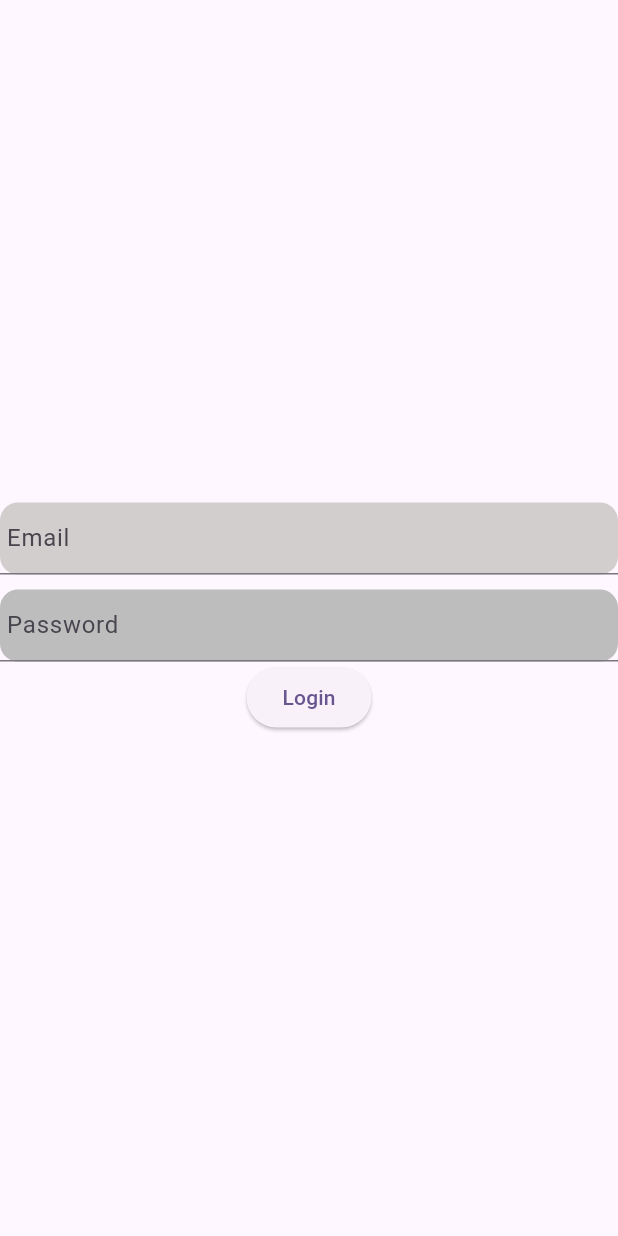
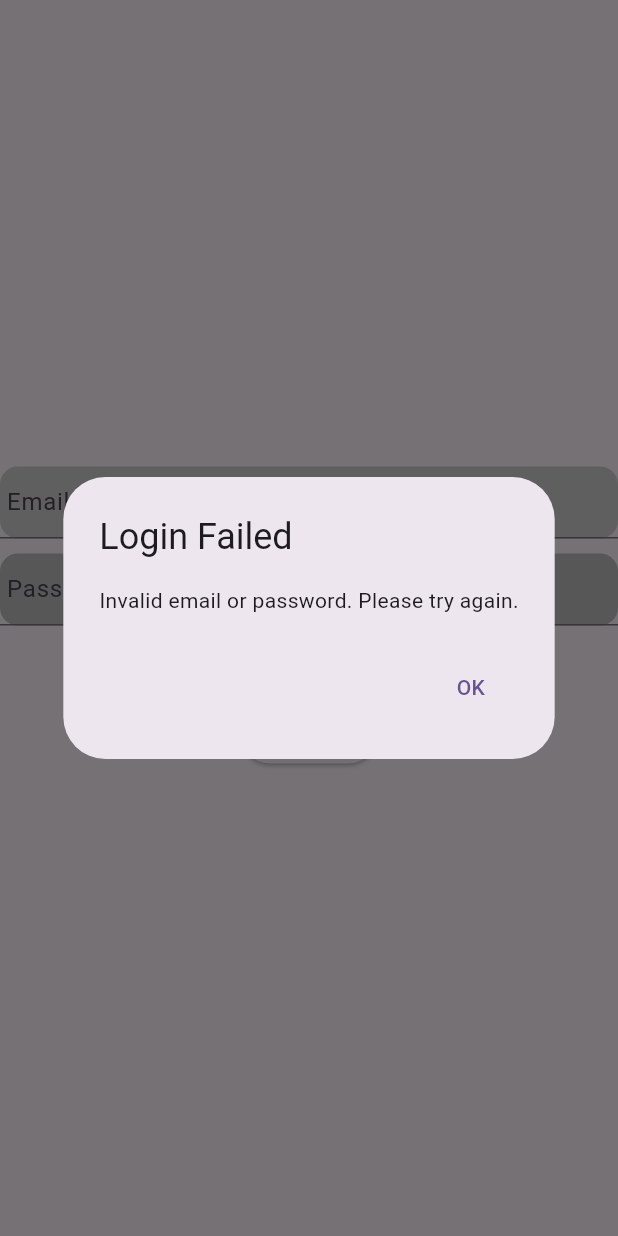
Before and after one commit to Asus90/Weather_APP, a Flutter app: the screen it shows after launch, after a tap on "Login", on a phone screen of 412 x 824 dp. Run offline on Flutter 3.47's test engine with Material 3 defaults, Android fonts, the phone set to English and light mode, and no system bars; our stand-ins replace bloc, cloud_firestore, dartz, firebase_auth, firebase_core, flutter_bloc and 4 more; accounts and stored records are empty.

Commit message:
login and signup done

```diff
--- a/weather_app_tutorial/lib/lib/main.dart
+++ b/weather_app_tutorial/lib/lib/main.dart
@@ -9,6 +9,7 @@ import 'package:weather_app_tutorial/lib/Application/bloc/homebloc_bloc.dart';
 import 'package:weather_app_tutorial/lib/core/const.dart';
 import 'package:weather_app_tutorial/lib/presentation/pages/Home_page.dart';
 import 'package:weather_app_tutorial/lib/presentation/pages/Widgets/SearchSection.dart';
+import 'package:weather_app_tutorial/lib/presentation/pages/loginPage/loginpage.dart';
 import 'package:weather_app_tutorial/lib/presentation/pages/splashScreen.dart';
 import 'package:firebase_core/firebase_core.dart';
 
@@ -48,7 +49,7 @@ class _MyAppState extends State<MyApp> {
       ],
       child: MaterialApp(
         navigatorKey: navigatorKey,
-        routes: {'Search': (context) => SearchSection()},
+        routes: {'Search': (context) => SearchSection(),'LoginPage': (context) => LoginPage(),},
         title: 'Flutter Demo',
         theme: ThemeData(
           colorScheme: ColorScheme.fromSeed(seedColor: Colors.deepPurple),
--- a/weather_app_tutorial/lib/lib/presentation/pages/loginPage/Widgets/loginwidgets.dart
+++ b/weather_app_tutorial/lib/lib/presentation/pages/loginPage/Widgets/loginwidgets.dart
@@ -2,6 +2,7 @@ import 'package:cloud_firestore/cloud_firestore.dart';
 import 'package:firebase_auth/firebase_auth.dart';
 import 'package:flutter/material.dart';
 import 'package:weather_app_tutorial/lib/presentation/pages/Home_page.dart';
+import 'package:weather_app_tutorial/lib/presentation/pages/loginPage/signup.dart';
 
 class LoginWidget extends StatelessWidget {
   const LoginWidget({
@@ -46,11 +47,38 @@ class LoginWidget extends StatelessWidget {
           ),
           ElevatedButton(
             onPressed: () async {
+              if(_pass.text.isEmpty || _email.text.isEmpty){
+                showDialog(
+        context: context,
+        builder: (BuildContext context) {
+          return AlertDialog(
+            title: Text('Login Failed'),
+            content: Text('Invalid email or password. Please try again.'),
+            actions: [
+              TextButton(
+                onPressed: () {
+                  Navigator.of(context).pop();
+                },
+                child: Text('OK'),
+              ),
+            ],
+          );});
+              }
               await loginFirebaseLogic(context);
             },
             child: Text("Login"),
           ),
+
+          ElevatedButton(
+            onPressed: () async {
+              Navigator.of(context).push(MaterialPageRoute(builder: (context) => Signup(),));
+
+            },
+            child: Text("Signup"),
+          ),
         ],
+
+
       ),
     );
   }
@@ -69,11 +97,11 @@ class LoginWidget extends StatelessWidget {
             'uid': userData.user!.uid,
           });
 
-          // Navigate after both operations are complete
+
           Navigator.of(ctx).pushReplacement(MaterialPageRoute(builder: (context) => HomePage()));
         }
       } catch (e) {
-        // Handle login errors (e.g., invalid credentials)
+
         print('Login failed: $e');
       }
     }
--- /dev/null
+++ b/weather_app_tutorial/lib/lib/presentation/pages/loginPage/Widgets/signupWidget.dart
@@ -0,0 +1,40 @@
+import 'package:firebase_auth/firebase_auth.dart';
+import 'package:flutter/material.dart';
+import 'package:weather_app_tutorial/lib/presentation/pages/Home_page.dart';
+
+Future<void> signupUser(BuildContext ctx, TextEditingController _pass,
+    TextEditingController _email) async {
+  if (_pass.text.isNotEmpty && _email.text.isNotEmpty) {
+    try {
+      final userData = await FirebaseAuth.instance.signInWithEmailAndPassword(
+        email: _email.text,
+        password: _pass.text,
+      );
+
+      if (userData.user != null) {
+        Navigator.of(ctx).pushReplacement(
+            MaterialPageRoute(builder: (context) => HomePage()));
+      }
+    } catch (e) {
+      print('Login failed: $e');
+
+      showDialog(
+        context: ctx,
+        builder: (BuildContext context) {
+          return AlertDialog(
+            title: Text('Login Failed'),
+            content: Text('Invalid email or password. Please try again.'),
+            actions: [
+              TextButton(
+                onPressed: () {
+                  Navigator.of(context).pop();
+                },
+                child: Text('OK'),
+              ),
+            ],
+          );
+        },
+      );
+    }
+  }
+}
```
Also changed, not shown: weather_app_tutorial/lib/lib/presentation/pages/Widgets/search.dart (+17 -1 lines), weather_app_tutorial/lib/lib/presentation/pages/loginPage/signup.dart (added, +77 -0 lines).
